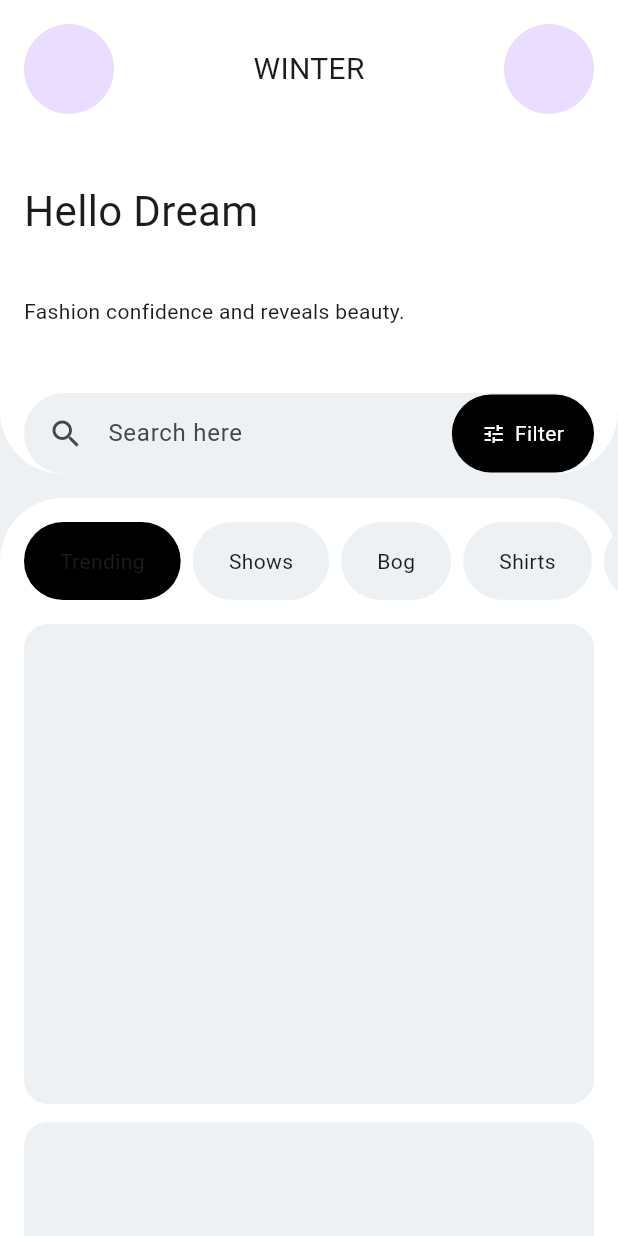
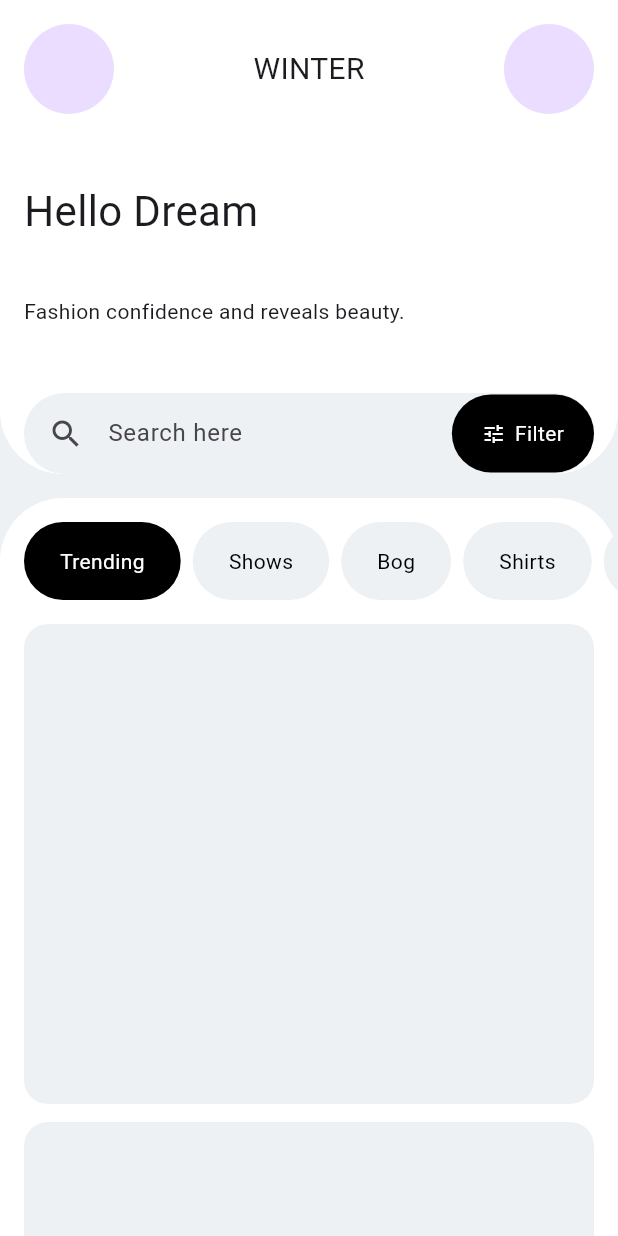
Before and after one commit to JAICHANGPARK/flutter_notebook_chapter_48, a Flutter app: the ECommerceHomePage screen opened directly, on a phone screen of 412 x 824 dp. Run offline on Flutter 3.47's test engine with Material 3 defaults, Android fonts, the phone set to English and light mode, and no system bars; our stand-ins replace gap, hugeicons.

Commit message:
Update e_commerce_home_page.dart

```diff
--- a/lib/ep2444_e_commerce_app/ui/e_commerce_home_page.dart
+++ b/lib/ep2444_e_commerce_app/ui/e_commerce_home_page.dart
@@ -153,7 +153,16 @@ class _ECommerceHomePageState extends State<ECommerceHomePage> {
                                           ? Colors.black
                                           : .fromRGBO(237, 241, 244, 1),
                                     ),
-                                    child: Center(child: Text(item)),
+                                    child: Center(
+                                      child: Text(
+                                        item,
+                                        style: TextStyle(
+                                          color: selectedTab == index
+                                              ? Colors.white
+                                              : Colors.black,
+                                        ),
+                                      ),
+                                    ),
                                   ),
                                 );
                               },
```
